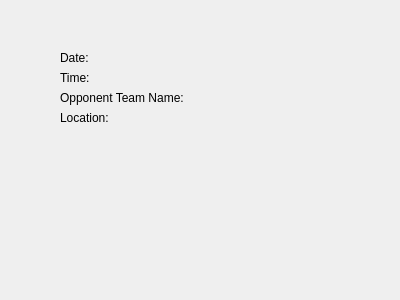
Before: the Qt Designer form dateselected.ui in TNT57/FootballClubManagementSystem, drawn with Qt 5.
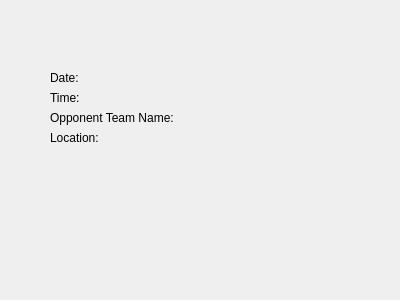
After: the same form once the commit is applied.

```diff
--- a/dateselected.ui
+++ b/dateselected.ui
@@ -13,37 +13,11 @@
   <property name="windowTitle">
    <string>Form</string>
   </property>
-  <widget class="QLabel" name="dateLabel">
-   <property name="geometry">
-    <rect>
-     <x>60</x>
-     <y>50</y>
-     <width>241</width>
-     <height>16</height>
-    </rect>
-   </property>
-   <property name="text">
-    <string>Date:</string>
-   </property>
-  </widget>
-  <widget class="QLabel" name="timeLabel">
-   <property name="geometry">
-    <rect>
-     <x>60</x>
-     <y>70</y>
-     <width>241</width>
-     <height>16</height>
-    </rect>
-   </property>
-   <property name="text">
-    <string>Time:</string>
-   </property>
-  </widget>
   <widget class="QLabel" name="opponentTeamNameLabel">
    <property name="geometry">
     <rect>
-     <x>60</x>
-     <y>90</y>
+     <x>50</x>
+     <y>110</y>
      <width>231</width>
      <height>16</height>
     </rect>
@@ -52,11 +26,24 @@
     <string>Opponent Team Name:</string>
    </property>
   </widget>
+  <widget class="QLabel" name="dateLabel">
+   <property name="geometry">
+    <rect>
+     <x>50</x>
+     <y>70</y>
+     <width>241</width>
+     <height>16</height>
+    </rect>
+   </property>
+   <property name="text">
+    <string>Date:</string>
+   </property>
+  </widget>
   <widget class="QLabel" name="locationLabel">
    <property name="geometry">
     <rect>
-     <x>60</x>
-     <y>110</y>
+     <x>50</x>
+     <y>130</y>
      <width>221</width>
      <height>16</height>
     </rect>
@@ -65,6 +52,19 @@
     <string>Location:</string>
    </property>
   </widget>
+  <widget class="QLabel" name="timeLabel">
+   <property name="geometry">
+    <rect>
+     <x>50</x>
+     <y>90</y>
+     <width>241</width>
+     <height>16</height>
+    </rect>
+   </property>
+   <property name="text">
+    <string>Time:</string>
+   </property>
+  </widget>
  </widget>
  <resources/>
  <connections/>
```
